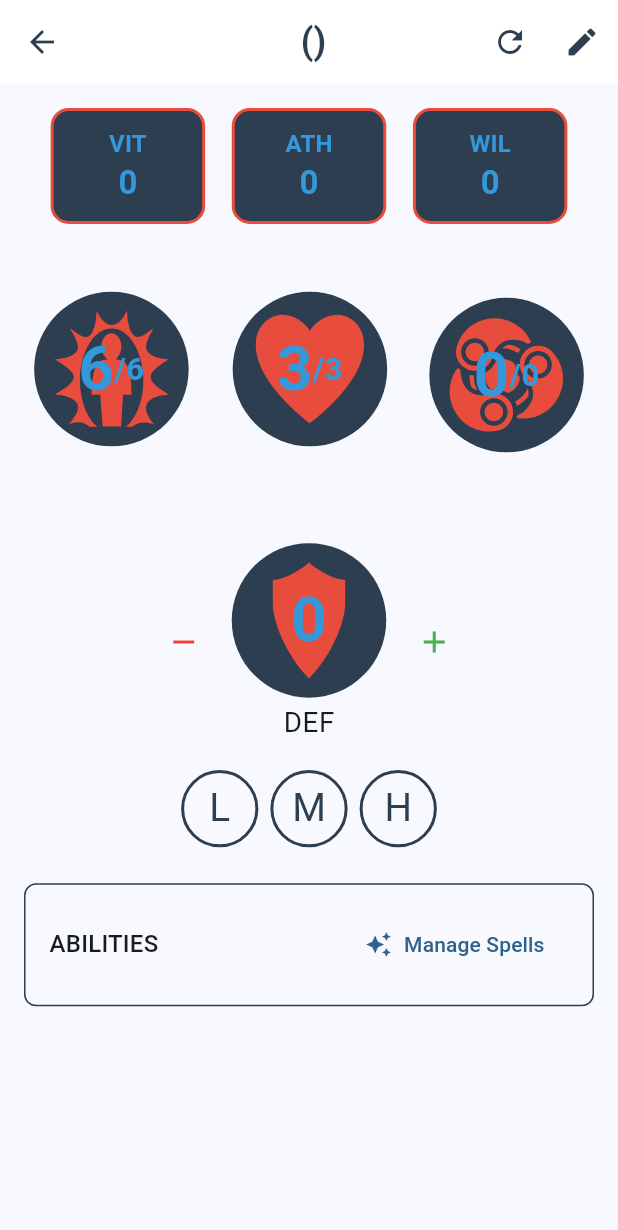
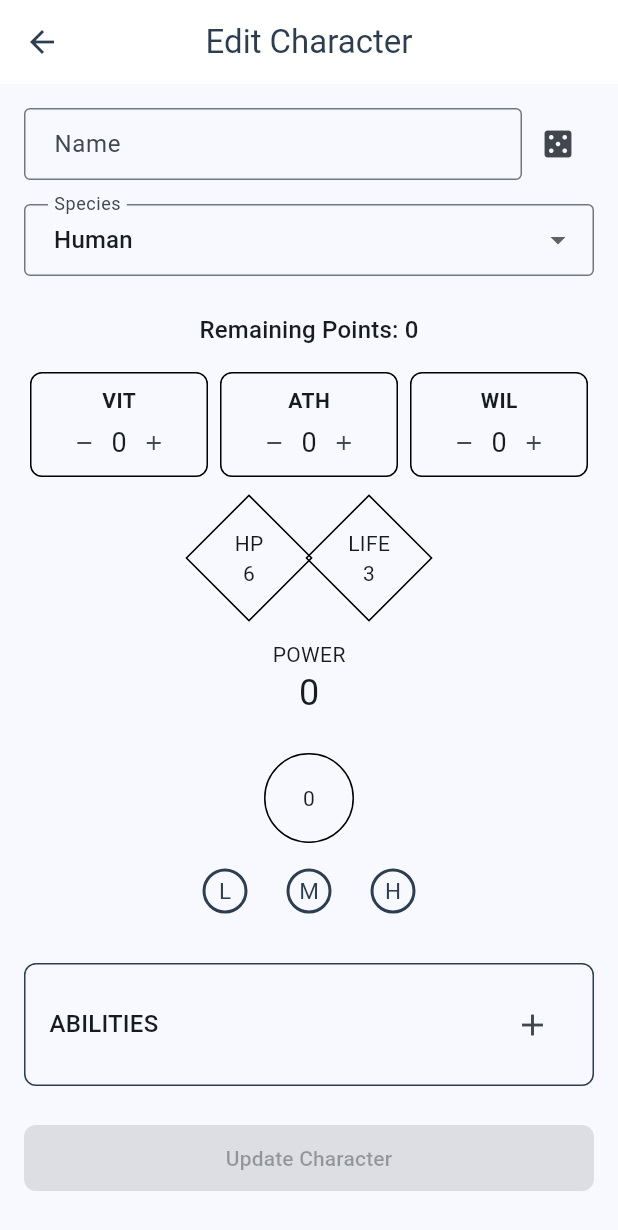
Before and after one commit to remideboer/titterpig, a Flutter app: the CharacterSheetScreen screen opened directly with empty values, after a tap on the "edit" icon, on a phone screen of 412 x 824 dp. Shown: the top 1230 px of the screen. Run offline on Flutter 3.47's test engine with Material 3 defaults, Android fonts, the phone set to English and light mode, and no system bars; our stand-ins replace flutter_svg, shared_preferences; accounts and stored records are empty; network calls fail.

Commit message:
fix: improve character edit and spell management
               - Fix character edit button navigation in character sheet screen
               - Ensure spells are properly initialized and saved when editing characters
               - Add proper spell list initialization in character creation screen
               - Fix spell persistence when updating character details

```diff
--- a/lib/screens/character_creation_screen.dart
+++ b/lib/screens/character_creation_screen.dart
@@ -68,8 +68,10 @@ class _CharacterCreationScreenState extends State<CharacterCreationScreen> {
       _wil = widget.character!.wil;
       _remainingPoints = 0;
       _selectedDefense = widget.character!.defCategory;
+      _spells = List.from(widget.character!.spells);
     } else {
       _selectedDefense = DefCategory.none;
+      _spells = [];
     }
   }
 
--- a/lib/screens/character_sheet_screen.dart
+++ b/lib/screens/character_sheet_screen.dart
@@ -16,6 +16,7 @@ import '../utils/name_formatter.dart';
 import '../models/def_category.dart';
 import 'spell_selection_screen.dart';
 import 'spell_detail_screen.dart';
+import 'character_creation_screen.dart';
 
 class CharacterSheetScreen extends StatefulWidget {
   final Character character;
@@ -769,7 +770,19 @@ class _CharacterSheetScreenState extends State<CharacterSheetScreen> {
   }
 
   void _showEditDialog(BuildContext context) {
-    // ... existing edit dialog code ...
+    Navigator.push(
+      context,
+      MaterialPageRoute(
+        builder: (context) => CharacterCreationScreen(
+          character: _character,
+          onCharacterSaved: (updatedCharacter) {
+            if (widget.onCharacterUpdated != null) {
+              widget.onCharacterUpdated!(updatedCharacter);
+            }
+          },
+        ),
+      ),
+    );
   }
 
   void _updateCharacter(BuildContext context, Character updatedCharacter) {
```
